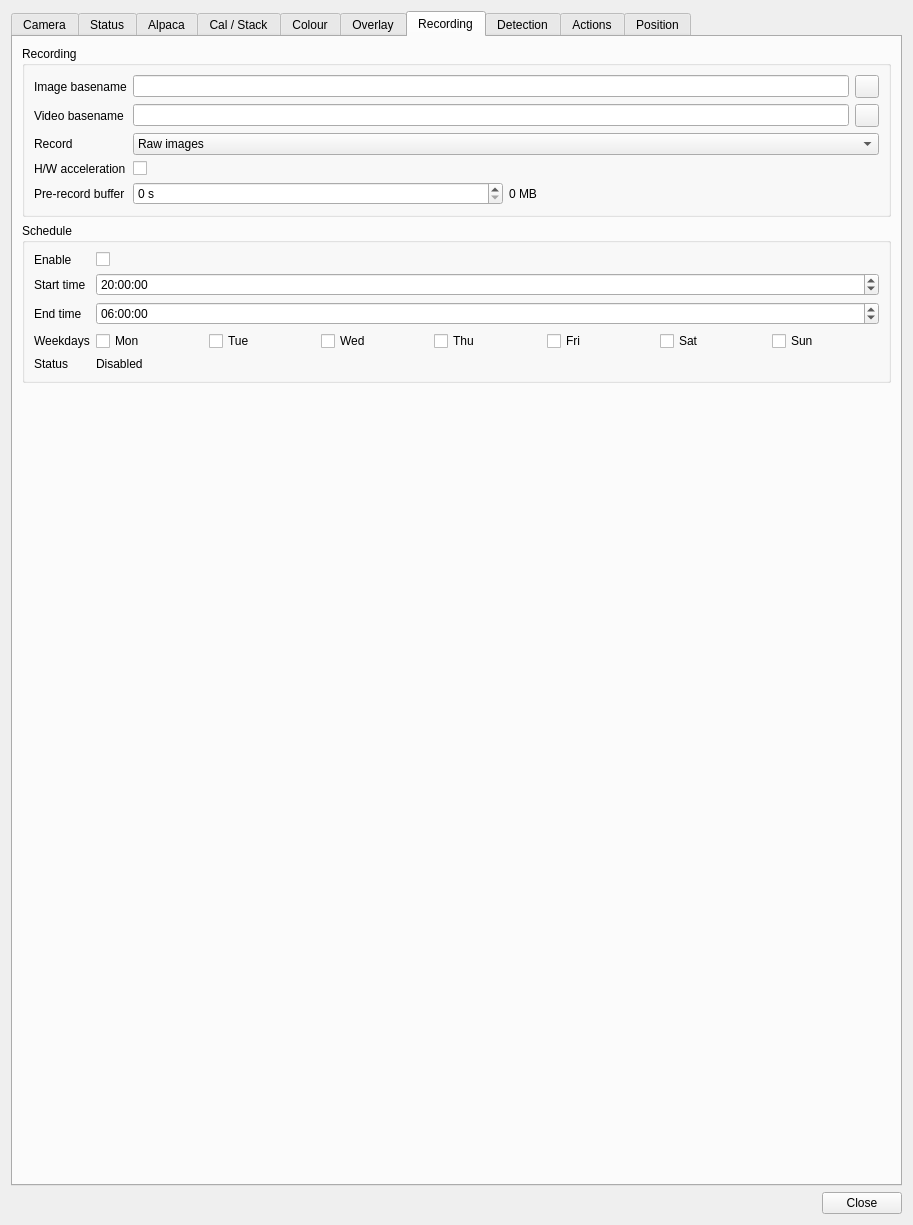
First picture: the form in plugins/feature/camera/camerasettingsdialog.ui, repository srcejon/sdrangel, before the edit.
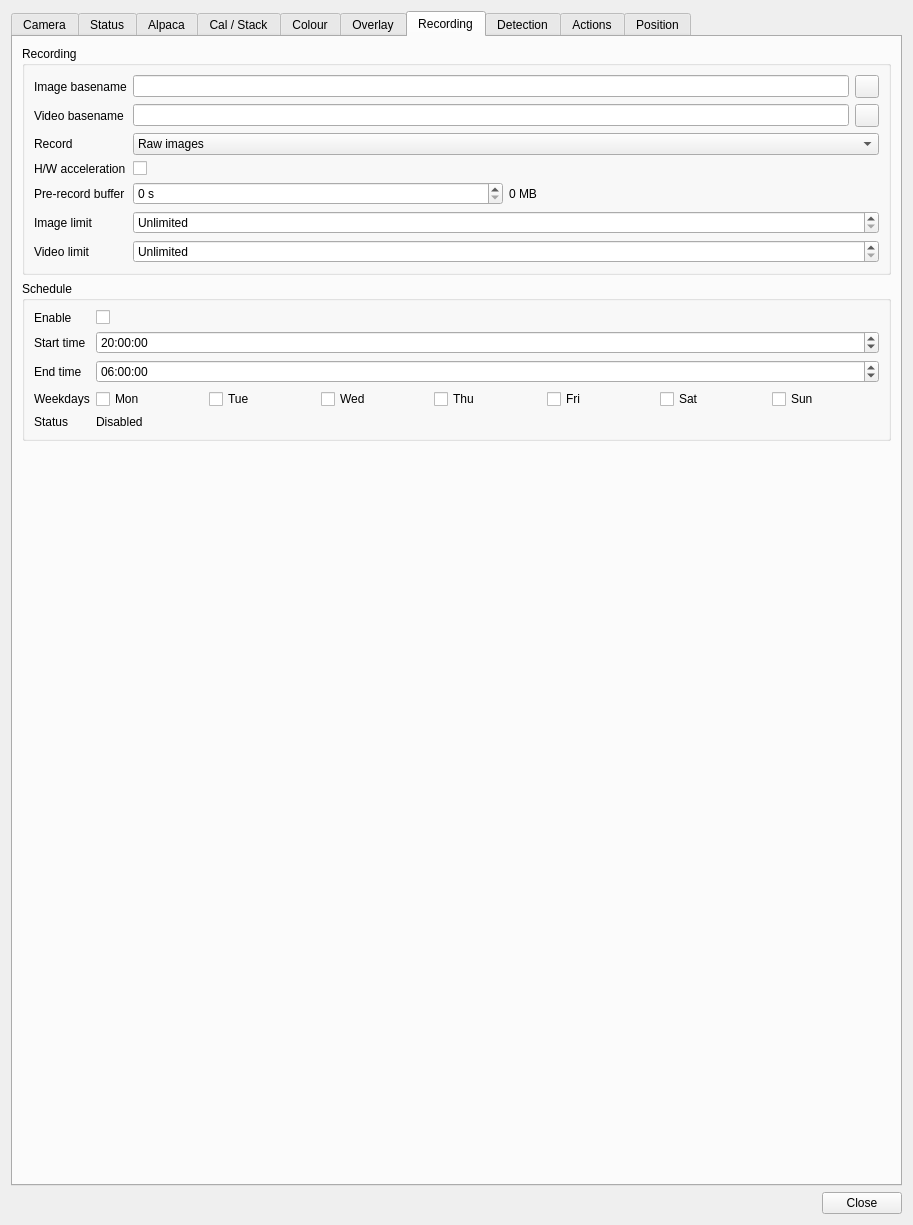
Second picture: the form after the edit. The open tabs and pages were chosen to show the change. Icons and pictures are not drawn. Custom widgets are drawn as their Qt base class.

Commit message: Add camera recording limits

Patch:
```diff
--- a/plugins/feature/camera/camerasettingsdialog.ui
+++ b/plugins/feature/camera/camerasettingsdialog.ui
@@ -3720,6 +3720,49 @@
             </item>
            </layout>
           </item>
+          <item row="5" column="0">
+           <widget class="QLabel" name="imageRecordLimitLabel">
+            <property name="text">
+             <string>Image limit</string>
+            </property>
+           </widget>
+          </item>
+          <item row="5" column="1">
+           <widget class="QSpinBox" name="imageRecordLimitSpin">
+            <property name="toolTip">
+             <string>Number of image frames to save before image recording is automatically disabled; 0 records until disabled manually</string>
+            </property>
+            <property name="specialValueText">
+             <string>Unlimited</string>
+            </property>
+            <property name="maximum">
+             <number>1000000</number>
+            </property>
+           </widget>
+          </item>
+          <item row="6" column="0">
+           <widget class="QLabel" name="videoRecordLimitLabel">
+            <property name="text">
+             <string>Video limit</string>
+            </property>
+           </widget>
+          </item>
+          <item row="6" column="1">
+           <widget class="QSpinBox" name="videoRecordLimitSpin">
+            <property name="toolTip">
+             <string>Seconds of video to record after recording is enabled before video recording is automatically disabled; 0 records until disabled manually</string>
+            </property>
+            <property name="specialValueText">
+             <string>Unlimited</string>
+            </property>
+            <property name="suffix">
+             <string> s</string>
+            </property>
+            <property name="maximum">
+             <number>86400</number>
+            </property>
+           </widget>
+          </item>
          </layout>
         </widget>
        </item>
```
Left out of the diff: 2 changed lines with no effect on the pictures. The commit also changes 6 other files.
